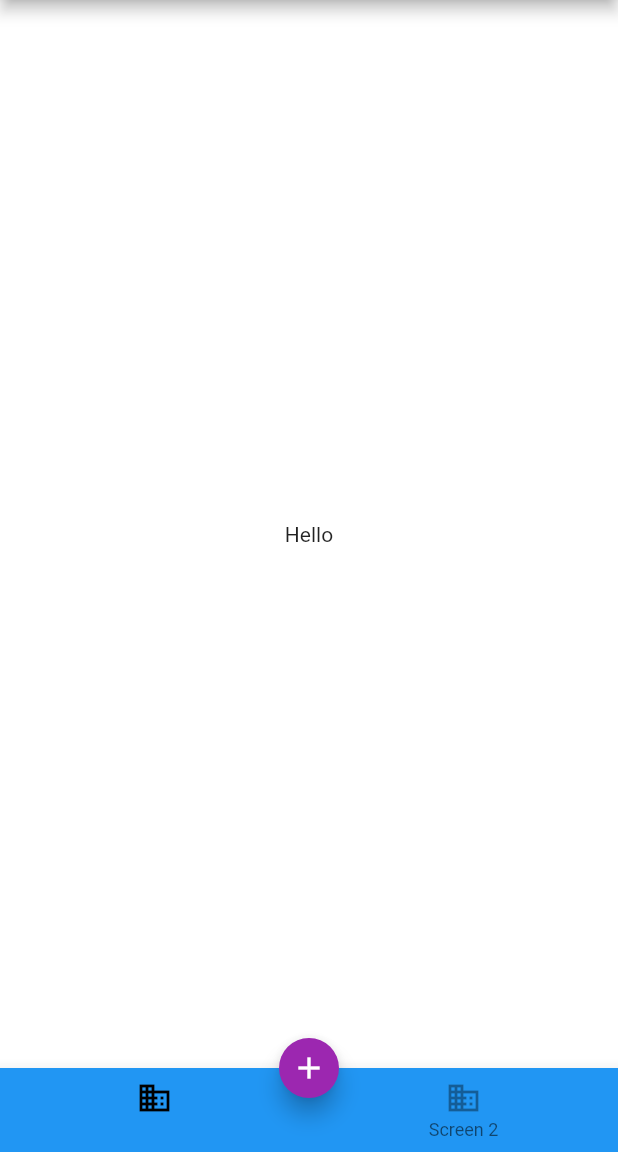
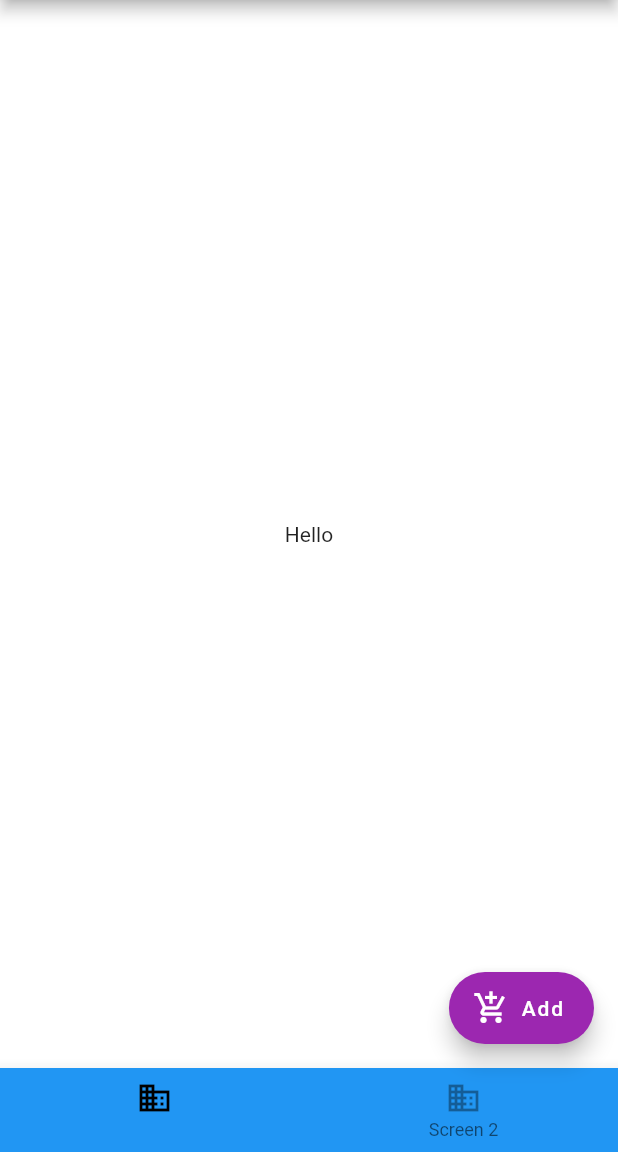
Before and after one commit to ewersoncastelo/to-do-list-nodeJS, a Flutter app: the screen it shows after launch, on a phone screen of 412 x 824 dp, the part 84-1236 px from its top. Run offline on Flutter 3.47's test engine with Material 2 defaults, Android fonts, the phone set to English and light mode, and no system bars; drawn by our look-alikes of flutter_platform_widgets.

Commit message:
flotingbutton with text

```diff
--- a/lib/App.dart
+++ b/lib/App.dart
@@ -38,16 +38,18 @@ class _AppState extends State<App> {
       ),
       material: (context, platform) {
         return MaterialScaffoldData(
-          floatingActionButtonLocation:
-              FloatingActionButtonLocation.centerDocked,
-          floatingActionButton: FloatingActionButton(
+          // floatingActionButtonLocation:
+          //     FloatingActionButtonLocation.centerDocked,
+          floatingActionButton: FloatingActionButton.extended(
             onPressed: () {
               print("button tapped");
             },
             backgroundColor: Colors.purple,
-            child: Icon(Icons.add),
+            icon: Icon(Icons.add_shopping_cart),
+            label: Text("Add"),
+            // child: Icon(Icons.add),
             elevation: 6,
-            mini: true,
+            // mini: true,
           ),
         );
       },
```
